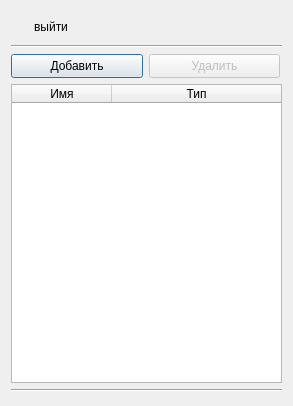
Before: the Qt Designer form dWell/admindialog.ui in kashapov17/dWell, drawn with Qt 5.
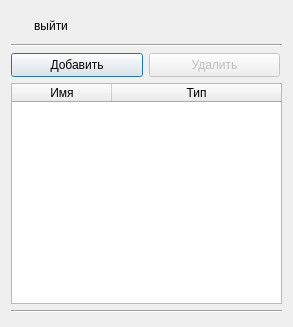
After: the same form once the commit is applied. Icons and pictures are not drawn.

Commit message: added multiple user removing possibility

```diff
--- a/dWell/admindialog.ui
+++ b/dWell/admindialog.ui
@@ -10,19 +10,19 @@
     <x>0</x>
     <y>0</y>
     <width>293</width>
-    <height>406</height>
+    <height>327</height>
    </rect>
   </property>
   <property name="minimumSize">
    <size>
     <width>293</width>
-    <height>406</height>
+    <height>327</height>
    </size>
   </property>
   <property name="maximumSize">
    <size>
     <width>293</width>
-    <height>406</height>
+    <height>327</height>
    </size>
   </property>
   <property name="windowTitle">
@@ -31,10 +31,10 @@
   <property name="modal">
    <bool>true</bool>
   </property>
-  <layout class="QVBoxLayout" name="verticalLayout_4">
-   <item>
     <layout class="QVBoxLayout" name="verticalLayout_3">
      <item>
+    <layout class="QVBoxLayout" name="verticalLayout">
+     <item>
       <layout class="QVBoxLayout" name="verticalLayout_2">
        <item>
         <layout class="QHBoxLayout" name="horizontalLayout_2">
@@ -92,8 +92,6 @@
       </layout>
      </item>
      <item>
-      <layout class="QVBoxLayout" name="verticalLayout">
-       <item>
         <layout class="QHBoxLayout" name="horizontalLayout">
          <item>
           <widget class="QPushButton" name="addButton">
@@ -159,52 +157,53 @@
         <widget class="QTableWidget" name="tableWidget">
          <property name="minimumSize">
           <size>
-           <width>271</width>
-           <height>299</height>
+         <width>256</width>
+         <height>221</height>
           </size>
          </property>
          <property name="maximumSize">
           <size>
-           <width>271</width>
-           <height>299</height>
-          </size>
-         </property>
+         <width>16777215</width>
+         <height>221</height>
+        </size>
+       </property>
+       <property name="verticalScrollBarPolicy">
+        <enum>Qt::ScrollBarAsNeeded</enum>
+       </property>
+       <property name="horizontalScrollBarPolicy">
+        <enum>Qt::ScrollBarAsNeeded</enum>
+       </property>
          <property name="sizeAdjustPolicy">
-          <enum>QAbstractScrollArea::AdjustIgnored</enum>
+        <enum>QAbstractScrollArea::AdjustToContents</enum>
          </property>
          <property name="editTriggers">
           <set>QAbstractItemView::NoEditTriggers</set>
          </property>
          <property name="selectionMode">
-          <enum>QAbstractItemView::SingleSelection</enum>
+        <enum>QAbstractItemView::MultiSelection</enum>
          </property>
          <property name="selectionBehavior">
           <enum>QAbstractItemView::SelectRows</enum>
          </property>
+       <property name="horizontalScrollMode">
+        <enum>QAbstractItemView::ScrollPerItem</enum>
+       </property>
+       <attribute name="horizontalHeaderCascadingSectionResizes">
+        <bool>false</bool>
+       </attribute>
+       <attribute name="horizontalHeaderMinimumSectionSize">
+        <number>30</number>
+       </attribute>
          <attribute name="horizontalHeaderShowSortIndicator" stdset="0">
-          <bool>false</bool>
+        <bool>true</bool>
          </attribute>
          <attribute name="horizontalHeaderStretchLastSection">
           <bool>true</bool>
          </attribute>
-         <attribute name="verticalHeaderCascadingSectionResizes">
-          <bool>false</bool>
-         </attribute>
-         <attribute name="verticalHeaderDefaultSectionSize">
-          <number>50</number>
-         </attribute>
-         <attribute name="verticalHeaderHighlightSections">
-          <bool>false</bool>
-         </attribute>
          <column>
           <property name="text">
            <string>Имя</string>
           </property>
-          <property name="font">
-           <font>
-            <family>Liberation Sans</family>
-           </font>
-          </property>
          </column>
          <column>
           <property name="text">
@@ -225,8 +224,6 @@
           <enum>Qt::Horizontal</enum>
          </property>
         </widget>
-       </item>
-      </layout>
      </item>
     </layout>
    </item>
```
Lines whose indentation alone changed are shown as unchanged. The commit also changes 2 other files.
